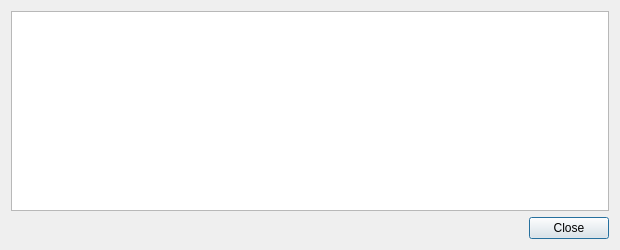
First picture: the form in src/qt/forms/transactiondescdialog.ui, repository thirstygerry/SuperCoin, before the edit.
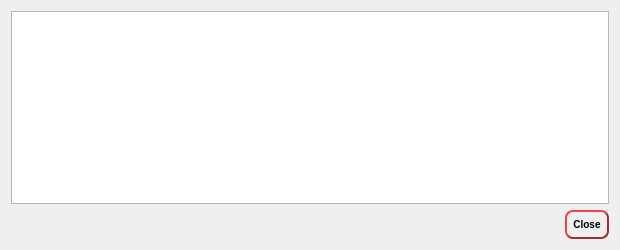
Second picture: the form after the edit.

```diff
--- a/src/qt/forms/transactiondescdialog.ui
+++ b/src/qt/forms/transactiondescdialog.ui
@@ -26,6 +26,23 @@
    </item>
    <item>
     <widget class="QDialogButtonBox" name="buttonBox">
+     <property name="styleSheet">
+      <string notr="true">QPushButton {
+     
+	color : rgb(0,0,0);
+     border-style: outset;
+     border-width: 2px;
+     border-radius: 8px;
+     border-color: rgb(160, 46, 47);
+     font: bold 10px;
+     min-width: 6em;
+     padding: 6px;
+ }
+QPushButton:pressed {
+     background-color: rgb(160, 46, 47);
+     border-style: inset;
+ }</string>
+     </property>
      <property name="orientation">
       <enum>Qt::Horizontal</enum>
      </property>
```
